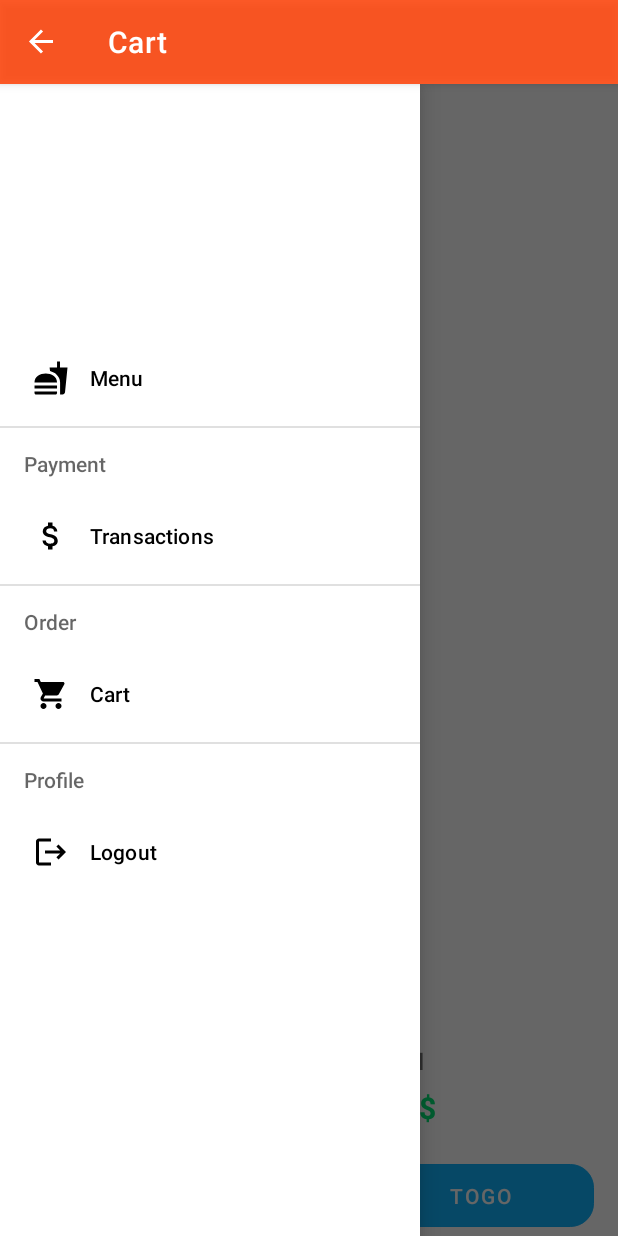
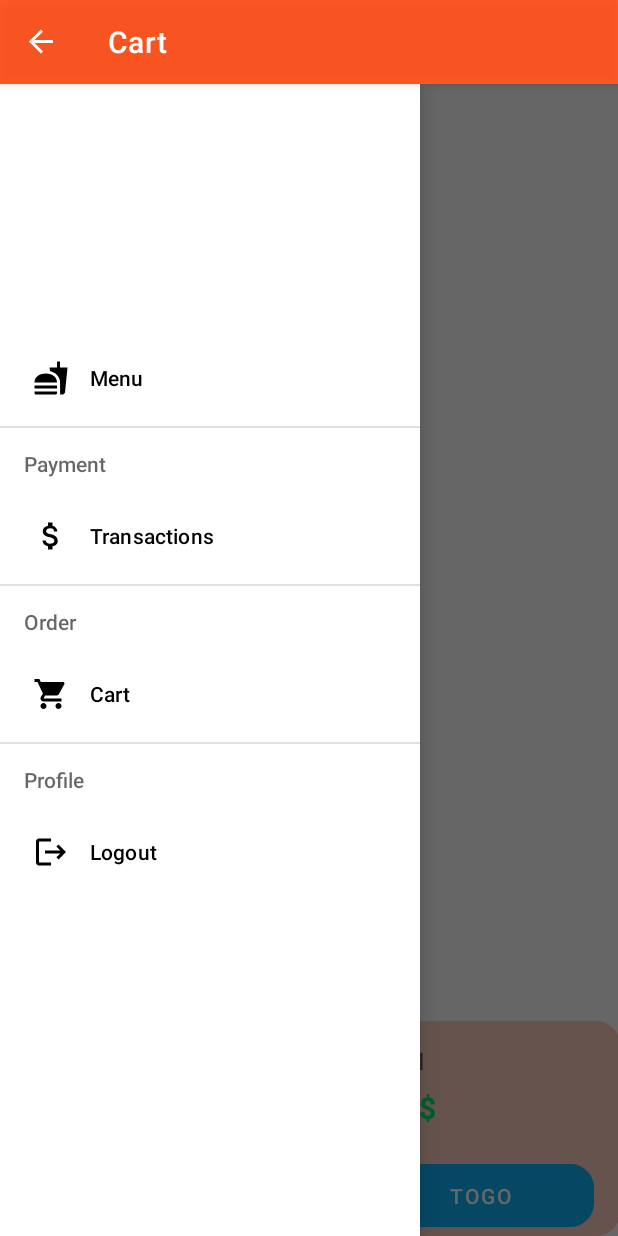
Before and after one commit to udaybarkade1998/MMVM_FOOD_APP_ANDROID---KOTLIN, an Android app: the FragmentMenu screen opened directly, with no data from a screen before it, in the side drawer, after a tap on "Cart", on a phone screen of 412 x 824 dp. Run offline under Robolectric (Android 15) with nearby library versions, the phone set to English and light mode, and no system bars; our stand-ins replace Room's generated code; 5 statements that could not run were skipped.

```diff
--- a/app/src/main/java/com/example/myapplication/view/LoginActivity.kt
+++ b/app/src/main/java/com/example/myapplication/view/LoginActivity.kt
@@ -37,6 +37,9 @@ class LoginActivity : AppCompatActivity() {
 
         btLogin.setOnClickListener(View.OnClickListener {
 
+            if (etLoginPin.text.toString().toString().isEmpty())
+                etLoginPin.error = "please enter pin"
+            else {
                 loginViewModel.getUserData(etLoginPin.text.toString().toInt())
 
                 loginViewModel.liveUserData!!.observe(this) {
@@ -44,8 +47,9 @@ class LoginActivity : AppCompatActivity() {
                         etLoginPin.error = "Wrong Credentials"
 
                     } else {
-                    userModel=it
+                        userModel = it
                         switchToLandingPage()
+                    }
                 }
             }
         })
--- a/app/src/main/res/layout/fragment_cart.xml
+++ b/app/src/main/res/layout/fragment_cart.xml
@@ -36,7 +36,10 @@
             app:layout_constraintHorizontal_bias="0.545"
             app:layout_constraintStart_toStartOf="parent"
             app:layout_constraintTop_toBottomOf="@+id/rvCartItems"
-            app:layout_constraintVertical_bias="1.0">
+            app:layout_constraintVertical_bias="1.0"
+            android:background="@drawable/roundbackground"
+            android:backgroundTint="#41FF3D00"
+            >
 
 
             <TextView
```
Also changed, not shown: app/src/main/java/com/example/myapplication/adapter/TransactionAdapter.kt (+14 -1 lines). Lines whose indentation alone changed are shown as unchanged.
